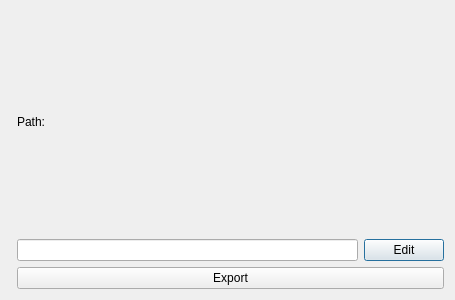
Old version of the form Source/ExportDialog.ui in the repository CodingKoopa/mk8studio.
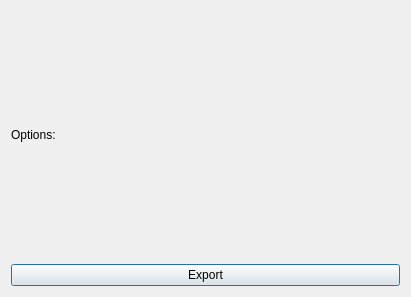
New version of the form.

Commit message: Loads of changes.  - Implemented context menus for the new node system.  - Added the bulk of the Export Dialog, at least what's required for now.  - Moved some short declarations from CPP to H files (This still needs to be done in more places.).  - Got rid of hardcoded file opening.  - Fixed what was likely a CustomDialog bug.

Diff of the .ui file:
```diff
--- a/Source/ExportDialog.ui
+++ b/Source/ExportDialog.ui
@@ -6,42 +6,25 @@
    <rect>
     <x>0</x>
     <y>0</y>
-    <width>455</width>
-    <height>300</height>
+    <width>411</width>
+    <height>297</height>
    </rect>
   </property>
   <property name="windowTitle">
    <string>Dialog</string>
   </property>
   <layout class="QHBoxLayout" name="horizontalLayout_2">
-   <item>
-    <widget class="QWidget" name="main_widget" native="true"/>
-   </item>
    <item>
     <layout class="QVBoxLayout" name="options_layout">
      <item>
-      <widget class="QLabel" name="path_label">
+      <widget class="QLabel" name="options_label">
        <property name="text">
-        <string>Path:</string>
+        <string>Options:</string>
        </property>
       </widget>
      </item>
      <item>
-      <layout class="QHBoxLayout" name="path_layout">
-       <item>
-        <widget class="QLineEdit" name="path_line_edit"/>
-       </item>
-       <item>
-        <widget class="QPushButton" name="path_button">
-         <property name="text">
-          <string>Edit</string>
-         </property>
-        </widget>
-       </item>
-      </layout>
-     </item>
-     <item>
-      <widget class="QPushButton" name="export_button">
+      <widget class="QPushButton" name="generate_button">
        <property name="text">
         <string>Export</string>
        </property>
```
The commit also changes 18 other files.
